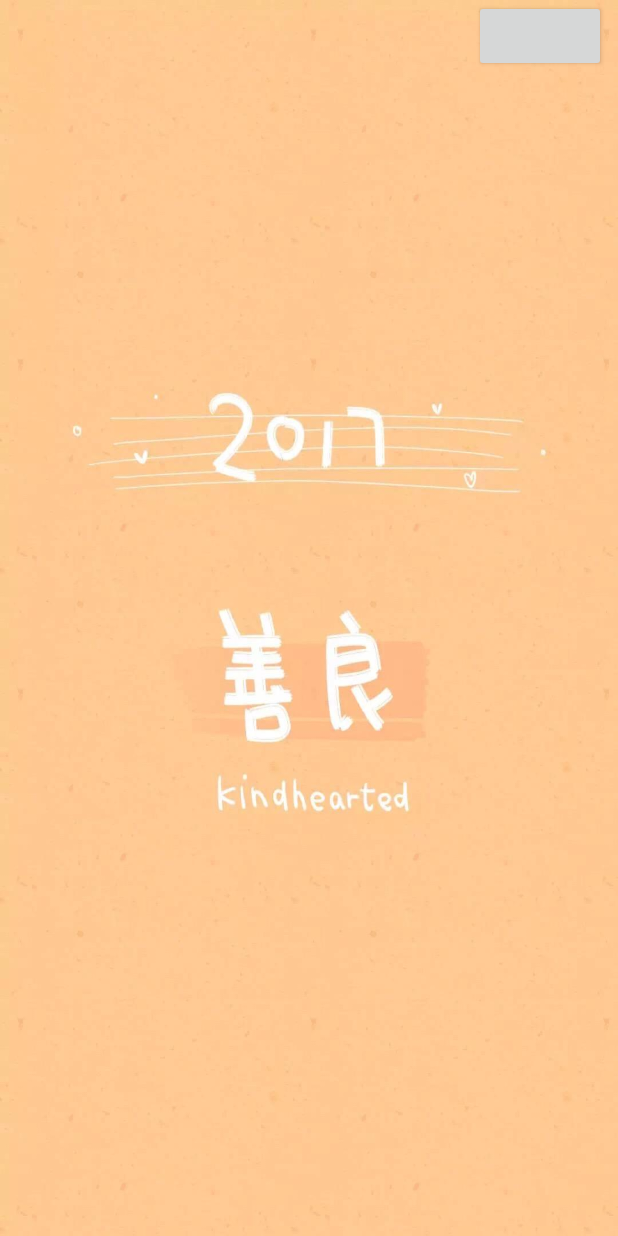
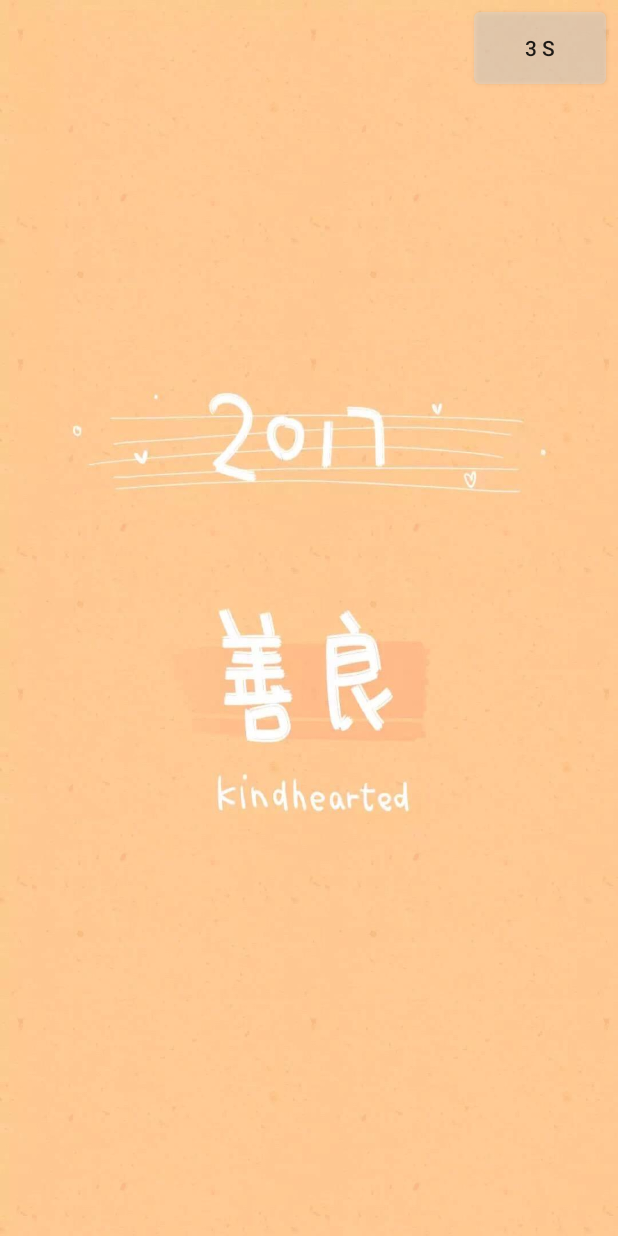
Before and after one commit to RavenCM/SchoolMap, an Android app: the screen it shows after launch (WelcomeActivity), on a phone screen of 412 x 824 dp. Run offline under Robolectric (Android 15) with nearby library versions, the light colour scheme and no system bars.

Commit message:
添加欢迎界面倒计时，修改包结构

```diff
--- a/SchoolMapApp/app/src/main/AndroidManifest.xml
+++ b/SchoolMapApp/app/src/main/AndroidManifest.xml
@@ -8,7 +8,7 @@
         android:label="@string/app_name"
         android:supportsRtl="true"
         android:theme="@style/AppTheme">
-        <activity android:name=".welcome.activity.WelcomeActivity">
+        <activity android:name=".activity.WelcomeActivity">
             <intent-filter>
                 <action android:name="android.intent.action.MAIN" />
 
--- a/SchoolMapApp/app/src/main/java/com/teemo/schoolmap/welcome/activity/WelcomeActivity.java
+++ b/SchoolMapApp/app/src/main/java/com/teemo/schoolmap/activity/WelcomeActivity.java
@@ -1,25 +1,35 @@
-package com.teemo.schoolmap.welcome.activity;
+package com.teemo.schoolmap.activity;
 
+import android.annotation.SuppressLint;
 import android.graphics.Bitmap;
 import android.graphics.drawable.BitmapDrawable;
 import android.support.v7.app.AppCompatActivity;
 import android.os.Bundle;
+import android.view.View;
 import android.widget.Button;
 import android.widget.ImageView;
 
 import com.teemo.schoolmap.R;
-import com.teemo.schoolmap.common.util.ActivityUtil;
-import com.teemo.schoolmap.common.util.BitmapUtil;
-import com.teemo.schoolmap.welcome.config.WelcomeConfig;
+import com.teemo.schoolmap.util.ActivityUtil;
+import com.teemo.schoolmap.util.BitmapUtil;
+import com.teemo.schoolmap.config.WelcomeConfig;
 
+import java.util.Timer;
+import java.util.TimerTask;
 
 /**
- * Created By Teemo On 2017.3.19
- * ClassName: WelcomeActivity
+ * @author Teemo
+ * @version 1.0
+ * @Date 2017.3.19
+ * @description 欢迎界面activity
  */
 public class WelcomeActivity extends AppCompatActivity {
     private ImageView ivWelcome;
     private Button btnSkipWelcome;
+
+    private Timer timer;
+    private TimerTask timerTask;
+    private int currentSecond = WelcomeConfig.SHOW_TIME;
 
     @Override
     protected void onCreate(Bundle savedInstanceState) {
@@ -52,5 +62,24 @@ public class WelcomeActivity extends AppCompatActivity {
     private void init() {
         ivWelcome = (ImageView) this.findViewById(R.id.iv_welcome);
         btnSkipWelcome = (Button) this.findViewById(R.id.btn_skip_welcome);
+
+        timer = new Timer();
+        timerTask = new TimerTask() {
+            @Override
+            public void run() {
+                runOnUiThread(new Runnable() {
+                    @Override
+                    public void run() {
+                        btnSkipWelcome.setText(currentSecond + " S");
+                        currentSecond--;
+                        if (currentSecond < 0){
+                            timer.cancel();
+                            btnSkipWelcome.setVisibility(View.GONE);
+                        }
+                    }
+                });
+            }
+        };
+        timer.schedule(timerTask, 1000);
     }
 }
--- a/SchoolMapApp/app/src/main/java/com/teemo/schoolmap/welcome/config/WelcomeConfig.java
+++ b/SchoolMapApp/app/src/main/java/com/teemo/schoolmap/config/WelcomeConfig.java
@@ -1,4 +1,4 @@
-package com.teemo.schoolmap.welcome.config;
+package com.teemo.schoolmap.config;
 
 import com.teemo.schoolmap.R;
 
@@ -10,9 +10,9 @@ import com.teemo.schoolmap.R;
 
 public class WelcomeConfig {
     /**
-     * 展示3000毫秒
+     * 展示3秒
      */
-    public static final int SHOW_TIME = 3000;
+    public static final int SHOW_TIME = 3;
     /**
      * 壁纸数量
      */
--- a/SchoolMapApp/app/src/main/java/com/teemo/schoolmap/common/util/ActivityUtil.java
+++ b/SchoolMapApp/app/src/main/java/com/teemo/schoolmap/util/ActivityUtil.java
@@ -1,4 +1,4 @@
-package com.teemo.schoolmap.common.util;
+package com.teemo.schoolmap.util;
 
 import android.support.v7.app.AppCompatActivity;
 import android.view.Window;
--- a/SchoolMapApp/app/src/main/java/com/teemo/schoolmap/common/util/BitmapUtil.java
+++ b/SchoolMapApp/app/src/main/java/com/teemo/schoolmap/util/BitmapUtil.java
@@ -1,4 +1,4 @@
-package com.teemo.schoolmap.common.util;
+package com.teemo.schoolmap.util;
 
 import android.content.res.Resources;
 import android.graphics.Bitmap;
--- /dev/null
+++ b/SchoolMapApp/app/src/main/res/drawable/btn_skip_welcome.xml
@@ -0,0 +1,9 @@
+<?xml version="1.0" encoding="utf-8"?>
+<shape xmlns:android="http://schemas.android.com/apk/res/android">
+    <corners
+        android:radius="@dimen/radius_default">
+    </corners>
+    <solid
+        android:color="@color/colorIgnore">
+    </solid>
+</shape>
--- a/SchoolMapApp/app/src/main/res/layout/activity_welcome.xml
+++ b/SchoolMapApp/app/src/main/res/layout/activity_welcome.xml
@@ -3,7 +3,7 @@
     xmlns:tools="http://schemas.android.com/tools"
     android:layout_width="match_parent"
     android:layout_height="match_parent"
-    tools:context="com.teemo.schoolmap.welcome.activity.WelcomeActivity">
+    tools:context="com.teemo.schoolmap.activity.WelcomeActivity">
 
     <ImageView
         android:id="@+id/iv_welcome"
@@ -19,5 +19,7 @@
         android:layout_width="wrap_content"
         android:layout_height="wrap_content"
         android:layout_gravity="end"
-        android:layout_marginEnd="@dimen/margin_default" />
+        android:background="@drawable/btn_skip_welcome"
+        android:layout_marginEnd="@dimen/margin_default"
+        android:layout_marginTop="@dimen/margin_default"/>
 </FrameLayout>
--- a/SchoolMapApp/app/src/main/res/values/colors.xml
+++ b/SchoolMapApp/app/src/main/res/values/colors.xml
@@ -3,4 +3,5 @@
     <color name="colorPrimary">#3F51B5</color>
     <color name="colorPrimaryDark">#303F9F</color>
     <color name="colorAccent">#FF4081</color>
+    <color name="colorIgnore">#71d7d7d7</color>
 </resources>
--- a/SchoolMapApp/app/src/main/res/values/dimens.xml
+++ b/SchoolMapApp/app/src/main/res/values/dimens.xml
@@ -4,4 +4,5 @@
     <dimen name="activity_vertical_margin">16dp</dimen>
 
     <dimen name="margin_default">8dp</dimen>
+    <dimen name="radius_default">4dp</dimen>
 </resources>
--- a/SchoolMapApp/build.gradle
+++ b/SchoolMapApp/build.gradle
@@ -5,7 +5,7 @@ buildscript {
         jcenter()
     }
     dependencies {
-        classpath 'com.android.tools.build:gradle:2.2.2'
+        classpath 'com.android.tools.build:gradle:2.3.0'
 
         // NOTE: Do not place your application dependencies here; they belong
         // in the individual module build.gradle files
```
Also changed, not shown: SchoolMapApp/gradle/wrapper/gradle-wrapper.properties.
